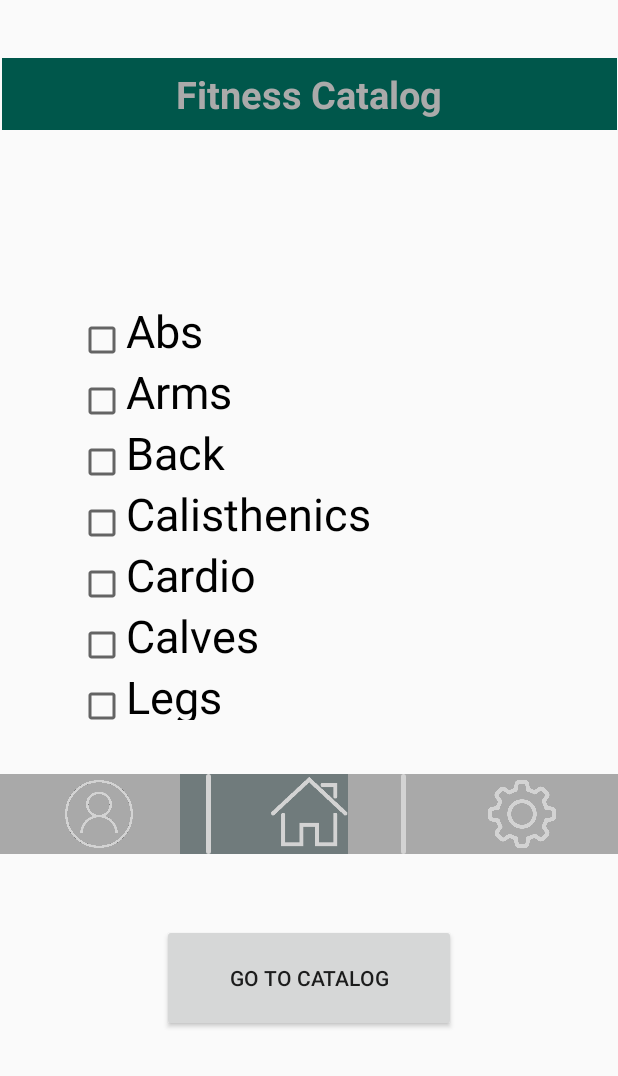
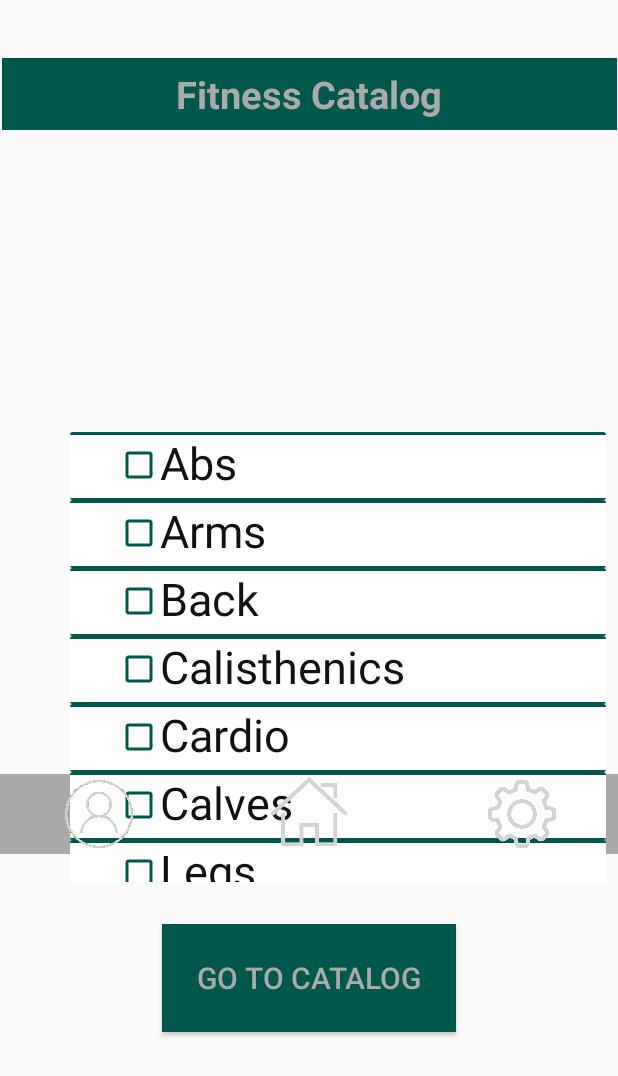
Before and after one commit to Mjeff96/Project_UI, an Android app: the CatalogActivity screen opened directly, with no data from a screen before it, on a phone screen of 412 x 824 dp. Shown: the top 1076 px of the screen. Run offline under Robolectric (Android 15) with nearby library versions, the phone set to English and light mode, and no system bars.

Commit message:
Remade catalog option list.

```diff
--- a/app/src/main/java/com/example/matt/project_ui/CatalogActivity.java
+++ b/app/src/main/java/com/example/matt/project_ui/CatalogActivity.java
@@ -5,6 +5,9 @@ import android.content.Intent;
 import android.graphics.Color;
 import android.support.v7.app.AppCompatActivity;
 import android.os.Bundle;
+import android.support.v7.widget.DefaultItemAnimator;
+import android.support.v7.widget.LinearLayoutManager;
+import android.support.v7.widget.RecyclerView;
 import android.view.View;
 import android.widget.ArrayAdapter;
 import android.widget.Button;
@@ -19,6 +22,9 @@ import android.widget.TextView;
 import java.util.ArrayList;
 
 public class CatalogActivity extends AppCompatActivity {
+    RecyclerView catalog_view;
+    CatalogOptionAdapter catalog_adapter;
+    ArrayList<CatalogOption> catalog_options = new ArrayList<CatalogOption>();
 
     @Override
     protected void onCreate(Bundle savedInstanceState) {
@@ -27,7 +33,14 @@ public class CatalogActivity extends AppCompatActivity {
 
         Button button = (Button) findViewById(R.id.button2);
 
-        ArrayList<CheckBox> checkboxes = new ArrayList<CheckBox>();
+        button.setOnClickListener( new View.OnClickListener()
+        {
+            public void onClick (View v){
+                next_page(v);
+            }
+        });
+
+        setTitle("Catalogs");
 
         ArrayList<String> option_list =new ArrayList<String>();
         option_list.add("Abs");
@@ -40,60 +53,27 @@ public class CatalogActivity extends AppCompatActivity {
         option_list.add("Pilottes");
         option_list.add("Yoga");
 
-        checkboxes = setup_table(option_list);
+        for(int i=0;i<option_list.size(); i++){
+            CatalogOption co = new CatalogOption();
 
-        final ArrayList<CheckBox> checked_boxes = checkboxes;
-        final ArrayList<String> optionnames = option_list;
+            co.setOptionText(option_list.get(i));
+            catalog_options.add(co);
+        }
 
-        button.setOnClickListener( new View.OnClickListener()
-        {
-            public void onClick (View v){
-                next_page(v, checked_boxes, optionnames);
-            }
-        });
+        catalog_adapter = new CatalogOptionAdapter(catalog_options);
 
-        setTitle("Catalogs");
+        catalog_view = (RecyclerView)findViewById(R.id.recycler_view_options);
+        catalog_view.setLayoutManager(new LinearLayoutManager(this));
+        catalog_view.setItemAnimator(new DefaultItemAnimator());
+        catalog_view.setAdapter(catalog_adapter);
     }
 
-    public void next_page(View v, ArrayList<CheckBox> boxes, ArrayList<String> catalogoptions) {
+    public void next_page(View v) {
         Intent intent;
-
-        populate_catalog(boxes, catalogoptions);
 
         intent = new Intent(this, UsersCatalog.class);
 
         startActivity(intent);
     }
 
-
-    public ArrayList<CheckBox> setup_table(ArrayList<String> data){
-        ArrayList<CheckBox> checkboxes = new ArrayList<CheckBox>();
-
-        for(int i = 0; i < data.size(); i++){
-            TableLayout tl=(TableLayout)findViewById(R.id.catalog_options);
-            TableRow tr1 = new TableRow(this);
-            tr1.setLayoutParams(new TableRow.LayoutParams( TableRow.LayoutParams.FILL_PARENT,TableRow.LayoutParams.WRAP_CONTENT));
-            CheckBox Box= new CheckBox(this);
-            checkboxes.add(Box);
-            tr1.addView(Box);
-            TextView textview = new TextView(this);
-            textview.setText(data.get(i));
-            tr1.addView(textview);
-            textview.setTextColor(Color.BLACK);
-            textview.setTextSize(30);
-            tl.addView(tr1, new TableLayout.LayoutParams(TableRow.LayoutParams.FILL_PARENT, TableRow.LayoutParams.WRAP_CONTENT));
-        }
-
-        return checkboxes;
-    }
-
-    public void populate_catalog(ArrayList<CheckBox> checkboxes, ArrayList<String> catalogoptions){
-
-        for(int i = 0; i < checkboxes.size(); i++){
-            if(checkboxes.get(i).isChecked()){
-
-            }
-        }
-
-    }
 }
--- /dev/null
+++ b/app/src/main/java/com/example/matt/project_ui/CatalogOption.java
@@ -0,0 +1,13 @@
+package com.example.matt.project_ui;
+
+public class CatalogOption {
+    private String optionText;
+
+    public String getOptionText() {
+        return optionText;
+    }
+
+    public void setOptionText(String optionText) {
+        this.optionText = optionText;
+    }
+}
--- /dev/null
+++ b/app/src/main/java/com/example/matt/project_ui/CatalogOptionAdapter.java
@@ -0,0 +1,49 @@
+package com.example.matt.project_ui;
+
+import android.support.annotation.NonNull;
+import android.support.v7.widget.RecyclerView;
+import android.view.LayoutInflater;
+import android.view.View;
+import android.view.ViewGroup;
+import android.widget.TextView;
+
+import java.util.List;
+
+public class CatalogOptionAdapter extends RecyclerView.Adapter<CatalogOptionAdapter.ViewHolder> {
+
+    List<CatalogOption> CatalogOptionList;
+
+    public CatalogOptionAdapter(List<CatalogOption>CatalogOptionList){
+        this.CatalogOptionList = CatalogOptionList;
+    }
+
+    @NonNull
+    @Override
+    public CatalogOptionAdapter.ViewHolder onCreateViewHolder(@NonNull ViewGroup parent, int viewType) {
+        View view = LayoutInflater.from(parent.getContext()).inflate(R.layout.catalog_option,parent,false);
+        CatalogOptionAdapter.ViewHolder viewHolder = new CatalogOptionAdapter.ViewHolder(view);
+
+        return viewHolder;
+    }
+
+    @Override
+    public void onBindViewHolder(@NonNull CatalogOptionAdapter.ViewHolder holder, int position) {
+        CatalogOption catalogOption = CatalogOptionList.get(position);
+
+        holder.optionText.setText(catalogOption.getOptionText());
+    }
+
+    @Override
+    public int getItemCount() {
+        return CatalogOptionList.size();
+    }
+
+    public class ViewHolder extends RecyclerView.ViewHolder{
+        TextView optionText;
+
+        public ViewHolder(View itemView){
+            super(itemView);
+            optionText = (TextView)itemView.findViewById(R.id.option_text);
+        }
+    }
+}
--- /dev/null
+++ b/app/src/main/res/drawable/border.xml
@@ -0,0 +1,8 @@
+<?xml version="1.0" encoding="utf-8"?>
+<selector xmlns:android="http://schemas.android.com/apk/res/android">
+    <shape xmlns:android="http://schemas.android.com/apk/res/android" android:shape="rectangle">
+        <corners android:radius="20dp"/>
+        <padding android:left="10dp" android:right="10dp" android:top="10dp" android:bottom="10dp"/>
+        <stroke android:width="10dp" android:color="#005500"/>
+    </shape>
+</selector>
--- a/app/src/main/res/layout/activity_catalog.xml
+++ b/app/src/main/res/layout/activity_catalog.xml
@@ -35,37 +35,6 @@
             android:textSize="25dp"
             android:textStyle="bold" />
     </LinearLayout>
-
-    <TableLayout
-        android:id="@+id/catalog_options"
-        android:layout_width="313dp"
-        android:layout_height="280dp"
-        android:layout_marginTop="8dp"
-        android:layout_marginEnd="8dp"
-        android:layout_marginRight="8dp"
-        app:layout_constraintBottom_toBottomOf="parent"
-        app:layout_constraintEnd_toEndOf="parent"
-        app:layout_constraintHorizontal_bias="0.571"
-        app:layout_constraintStart_toStartOf="parent"
-        app:layout_constraintTop_toTopOf="parent"
-        app:layout_constraintVertical_bias="0.358">
-
-        <TableRow
-            android:layout_width="match_parent"
-            android:layout_height="match_parent" />
-
-        <TableRow
-            android:layout_width="match_parent"
-            android:layout_height="match_parent" />
-
-        <TableRow
-            android:layout_width="match_parent"
-            android:layout_height="match_parent" />
-
-        <TableRow
-            android:layout_width="match_parent"
-            android:layout_height="match_parent" />
-    </TableLayout>
 
     <Button
         android:id="@+id/accountButton"
@@ -168,20 +137,30 @@
 
     <LinearLayout
         android:layout_width="367dp"
-        android:layout_height="538dp"
+        android:layout_height="300dp"
         android:layout_marginStart="8dp"
         android:layout_marginLeft="8dp"
-        android:layout_marginTop="16dp"
+        android:layout_marginTop="8dp"
         android:layout_marginEnd="8dp"
         android:layout_marginRight="8dp"
-        android:layout_marginBottom="8dp"
+        android:layout_marginBottom="140dp"
         android:orientation="vertical"
         app:layout_constraintBottom_toBottomOf="parent"
         app:layout_constraintEnd_toEndOf="parent"
         app:layout_constraintHorizontal_bias="1.0"
         app:layout_constraintStart_toStartOf="parent"
         app:layout_constraintTop_toTopOf="parent"
-        app:layout_constraintVertical_bias="0.744"/>
+        app:layout_constraintVertical_bias="0.744"
+        >
+
+
+        <android.support.v7.widget.RecyclerView
+            android:id="@+id/recycler_view_options"
+            android:layout_width="match_parent"
+            android:layout_height="match_parent"
+            android:layout_marginLeft="10dp"
+            android:background="@drawable/border"/>
+    </LinearLayout>
 
     <Button
         android:id="@+id/button2"
@@ -194,6 +173,9 @@
         android:layout_marginRight="8dp"
         android:layout_marginBottom="8dp"
         android:text="Go to Catalog"
+        android:background="#FF00574B"
+        android:textSize="20dp"
+        android:textColor="@android:color/darker_gray"
         app:layout_constraintBottom_toBottomOf="parent"
         app:layout_constraintEnd_toEndOf="parent"
         app:layout_constraintStart_toStartOf="parent"
--- /dev/null
+++ b/app/src/main/res/layout/catalog_option.xml
@@ -0,0 +1,46 @@
+<?xml version="1.0" encoding="utf-8"?>
+<android.support.constraint.ConstraintLayout
+    xmlns:android="http://schemas.android.com/apk/res/android"
+    xmlns:app="http://schemas.android.com/apk/res-auto"
+    xmlns:tools="http://schemas.android.com/tools"
+    android:layout_width="match_parent"
+    android:layout_height="wrap_content">
+
+
+    <android.support.v7.widget.CardView
+        android:layout_width="match_parent"
+        android:layout_height="45dp"
+        >
+
+
+        <FrameLayout
+            android:background="#FF00574B"
+            android:layout_width="match_parent"
+            android:layout_height="2dp"/>
+        <FrameLayout
+            android:background="#FF00574B"
+            android:layout_width="match_parent"
+            android:layout_height="2dp"
+            android:layout_marginTop="44dp"/>
+
+
+        <CheckBox
+            android:layout_width="30dp"
+            android:layout_height="40dp"
+            android:layout_marginLeft="30dp"
+            android:layout_marginTop="2dp"
+            android:buttonTint="#FF00574B"
+            />
+
+        <TextView
+            android:id="@+id/option_text"
+            android:layout_width="300dp"
+            android:layout_height="40dp"
+            android:layout_marginLeft="60dp"
+            android:layout_marginTop="0dp"
+            android:textColor="#111"
+            android:textSize="30dp"
+            android:text="Placeholder"/>
+
+    </android.support.v7.widget.CardView>
+</android.support.constraint.ConstraintLayout>
```
